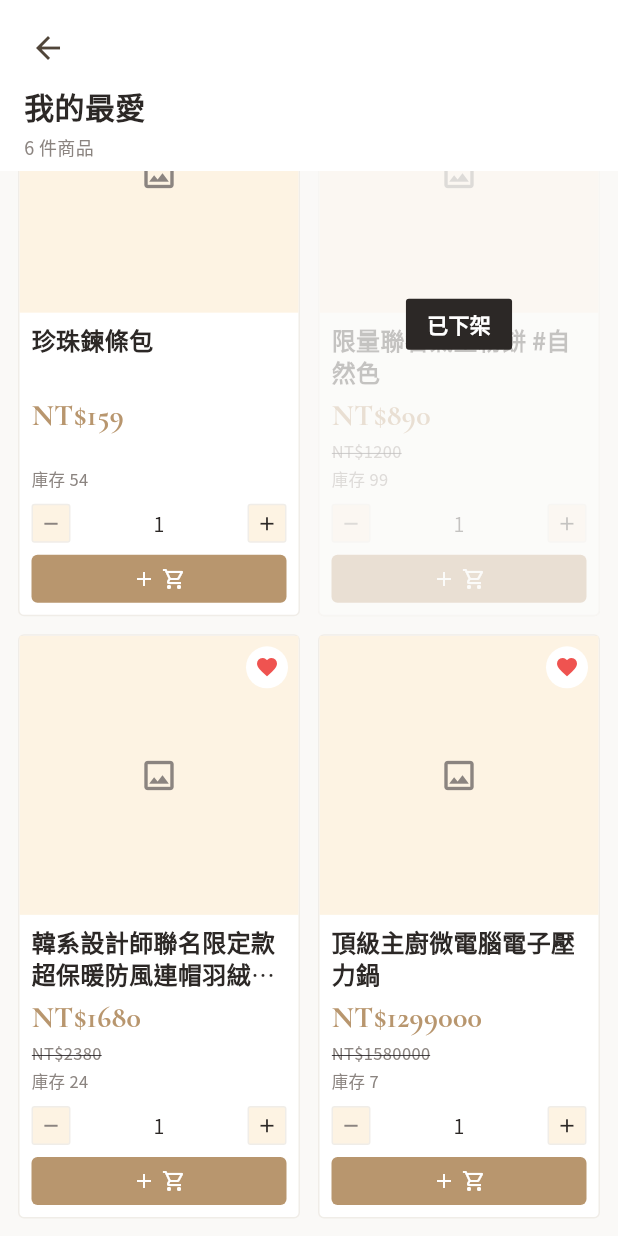
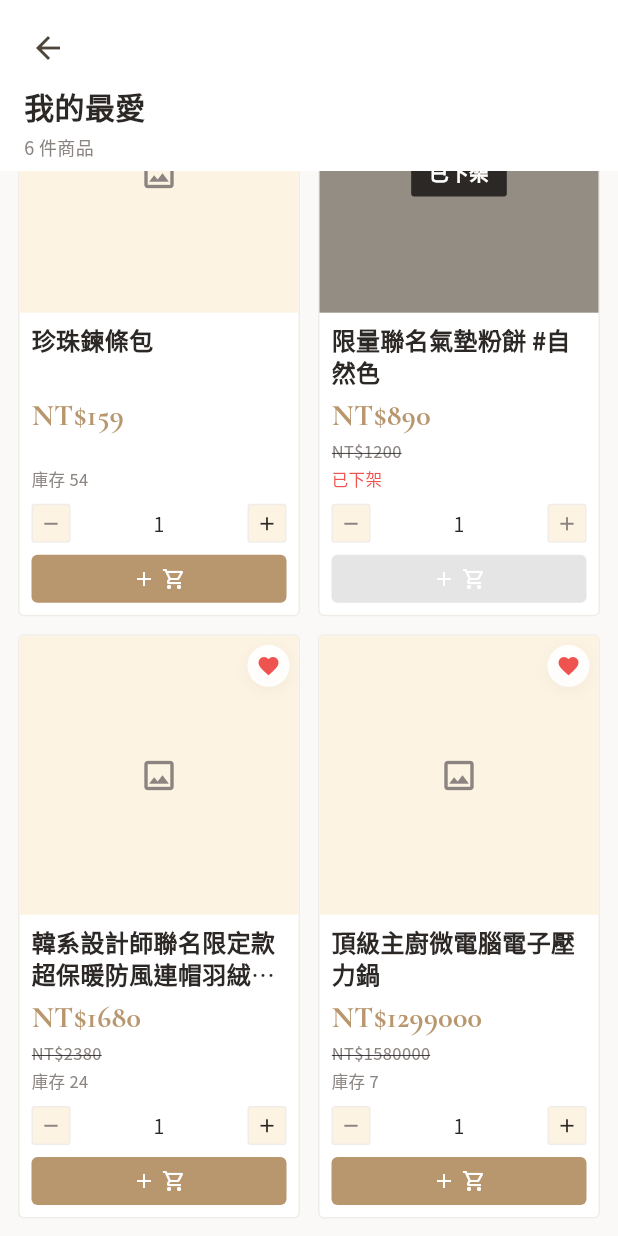
Before and after one commit to minchenlee168/xsmartlive-plus-one-prototype, a Flutter app: the FavoritesScreen screen opened by its route, scrolled down 506 dp, on a phone screen of 412 x 824 dp. Run offline on Flutter 3.47's test engine with Material 3 defaults, Android fonts, the phone set to English and light mode, and no system bars; our stand-ins replace cookie_jar, dio, dio_cookie_manager, firebase_analytics, firebase_core, flutter_riverpod and 9 more; missing offline and left inert: facebook_app_events, flutter_facebook_auth; accounts and stored records are empty; network calls fail.

Commit message:
feat: 標準卡也內建收藏愛心 + 統一全站收藏狀態（加入/移除即時同步）
- 新增 FavoritesNotifier（AsyncNotifier，單一收藏來源）：isFavorite / toggle / remove，
  取代舊 favoritesProvider(Future) + removedFavoriteIdsProvider(Set)。
- ProductCard：兩變體（standard/compact）圖片右上皆內建愛心 _heartButton，讀該狀態、
  點擊 toggle；filled=已收藏。標準卡本來沒有愛心，現在也有。
- ProductCard 新增 unavailable 參數（純 widget 參數，免 codegen）：true 時卡片蓋「已下架」
  遮罩、停用加入購物車 / 進內頁 / 數量鈕、庫存字改「已下架」，愛心仍在最上層可點。
- favorites 頁改用 FavoritesNotifier；移除外掛的 _RemoveFavButton / _DelistedOverlay，
  改由卡片內建愛心（點擊即移除）與 unavailable 參數處理下架；count 自動同步。

瀏覽器實測：商城標準卡點愛心 → 收藏頁件數+1、商品出現在最前；收藏頁點愛心 →
件數-1、即時消失；下架卡「已下架」遮罩正常、愛心仍可點移除。analyze 乾淨。

Co-Authored-By: Claude Opus 4.8 (1M context) <noreply@anthropic.com>
Claude-Session: https://claude.ai/code/session_01RSHEb8hzWZX2ZNK8XGMhKR

```diff
--- a/lib/providers/product_provider.dart
+++ b/lib/providers/product_provider.dart
@@ -435,21 +435,45 @@ final comboProvider = FutureProvider.family<Combo?, int>(
 // Kept for search screen reset; no longer drives product filtering directly.
 final selectedCategoryProvider = StateProvider<int?>((ref) => null);
 
-final favoritesProvider =
-    FutureProvider<List<FavoriteProduct>>((ref) async {
-  try {
-    return await ref.read(productRepositoryProvider).fetchFavorites();
-  } catch (_) {
-    // Web 預覽（未登入 / 無法打真實 API）→ 回退範例收藏，讓「收藏 / 追蹤」
-    // 頁有內容可預覽；真機登入後走真實 API。
-    return _sampleFavorites;
+/// 全站收藏的單一狀態來源：初始化自 API/mock，之後由各處愛心即時 toggle。
+/// 原型純前端；TODO(API): toggle 改呼叫 POST/DELETE /favorites/{id}。
+class FavoritesNotifier extends AsyncNotifier<List<FavoriteProduct>> {
+  @override
+  Future<List<FavoriteProduct>> build() async {
+    try {
+      return await ref.read(productRepositoryProvider).fetchFavorites();
+    } catch (_) {
+      // Web 預覽（未登入 / 無法打真實 API）→ 回退範例收藏。
+      return _sampleFavorites;
+    }
   }
-});
 
-/// 本地端「已取消收藏」的商品 id（原型：點愛心即時從我的最愛移除，不改後端）。
-/// TODO(API): 改為呼叫 DELETE /favorites/{id} 並 invalidate favoritesProvider。
-final removedFavoriteIdsProvider =
-    StateProvider<Set<String>>((ref) => <String>{});
+  bool isFavorite(String id) =>
+      (state.valueOrNull ?? const []).any((f) => f.product.id == id);
+
+  /// 加入 / 移除收藏。加入時放到最前面，讓使用者一眼看到。
+  void toggle(Product product, {String streamer = '直播精選'}) {
+    final cur = state.valueOrNull ?? const <FavoriteProduct>[];
+    if (isFavorite(product.id)) {
+      state = AsyncData(
+          cur.where((f) => f.product.id != product.id).toList());
+    } else {
+      state = AsyncData([
+        FavoriteProduct(product: product, streamer: streamer),
+        ...cur,
+      ]);
+    }
+  }
+
+  void remove(String id) {
+    final cur = state.valueOrNull ?? const <FavoriteProduct>[];
+    state = AsyncData(cur.where((f) => f.product.id != id).toList());
+  }
+}
+
+final favoritesNotifierProvider =
+    AsyncNotifierProvider<FavoritesNotifier, List<FavoriteProduct>>(
+        FavoritesNotifier.new);
 
 const List<FavoriteProduct> _sampleFavorites = [
   FavoriteProduct(
--- a/lib/screens/favorites/favorites_screen.dart
+++ b/lib/screens/favorites/favorites_screen.dart
@@ -10,7 +10,7 @@ class FavoritesScreen extends ConsumerWidget {
 
   @override
   Widget build(BuildContext context, WidgetRef ref) {
-    final favAsync = ref.watch(favoritesProvider);
+    final favAsync = ref.watch(favoritesNotifierProvider);
     final appTheme = context.appTheme;
 
     return Scaffold(
@@ -21,12 +21,7 @@ class FavoritesScreen extends ConsumerWidget {
             child: Text('載入失敗：$e',
                 style: TextStyle(color: appTheme.fgMuted))),
         data: (favorites) {
-          // 濾掉本地已取消收藏的項目（點愛心即時移除）。
-          final removed = ref.watch(removedFavoriteIdsProvider);
-          final visible = favorites
-              .where((f) => !removed.contains(f.product.id))
-              .toList();
-          if (visible.isEmpty) {
+          if (favorites.isEmpty) {
             return Column(
               children: [
                 _Header(count: 0, showCount: false),
@@ -51,11 +46,11 @@ class FavoritesScreen extends ConsumerWidget {
               ],
             );
           }
-          // 收藏卡改用共用「標準商品卡」ProductCard，與全站商品卡樣式一致；
-          // 右上疊一顆愛心作為「移除收藏」入口（點擊即時移除）。
+          // 收藏卡即共用「標準商品卡」ProductCard：右上內建愛心（點擊即取消收藏、
+          // 即時移除），已下架商品傳 unavailable 由卡片自己蓋「已下架」遮罩。
           return Column(
             children: [
-              _Header(count: visible.length, showCount: true),
+              _Header(count: favorites.length, showCount: true),
               Expanded(
                 child: LayoutBuilder(
                   builder: (context, constraints) {
@@ -70,39 +65,20 @@ class FavoritesScreen extends ConsumerWidget {
                         spacing: spacing,
                         runSpacing: spacing,
                         children: [
-                          for (final fav in visible)
+                          for (final fav in favorites)
                             SizedBox(
                               width: cardW,
-                              child: Stack(
-                                children: [
-                                  ProductCard(
+                              child: ProductCard(
                                 variant: ProductCardVariant.standard,
                                 product: fav.product,
-                                    // 下架品由遮罩表達不可購買，給正庫存避免又顯示「已售完」。
+                                unavailable: kDelistedFavoriteIds
+                                    .contains(fav.product.id),
+                                // 下架品由 unavailable 表達不可購買，給正庫存
+                                // 避免又顯示「已售完」。
                                 stock: kDelistedFavoriteIds
                                         .contains(fav.product.id)
                                     ? 99
                                     : previewStockFor(fav.product),
-                                  ),
-                                  // 已下架：蓋遮罩、吸收點擊（不可加入購物車 / 進內頁）。
-                                  if (kDelistedFavoriteIds
-                                      .contains(fav.product.id))
-                                    const Positioned.fill(
-                                      child: _DelistedOverlay(),
-                                    ),
-                                  // 愛心置於最上層，下架商品仍可移除收藏。
-                                  Positioned(
-                                    top: appTheme.spacingSm,
-                                    right: appTheme.spacingSm,
-                                    child: _RemoveFavButton(
-                                      onTap: () => ref
-                                          .read(removedFavoriteIdsProvider
-                                              .notifier)
-                                          .update((s) =>
-                                              {...s, fav.product.id}),
-                                    ),
-                                  ),
-                                ],
                               ),
                             ),
                         ],
@@ -114,64 +90,6 @@ class FavoritesScreen extends ConsumerWidget {
             ],
           );
         },
-      ),
-    );
-  }
-}
-
-/// 已下架遮罩：覆蓋整張卡、置中顯示「已下架」，並吸收點擊（不可購買 / 進內頁）。
-class _DelistedOverlay extends StatelessWidget {
-  const _DelistedOverlay();
-
-  @override
-  Widget build(BuildContext context) {
-    final appTheme = context.appTheme;
-    return GestureDetector(
-      onTap: () {},
-      child: DecoratedBox(
-        decoration: BoxDecoration(
-          color: appTheme.bg.withValues(alpha: 0.74),
-          borderRadius: BorderRadius.circular(appTheme.cardRadius),
-        ),
-        child: Center(
-          child: Container(
-            padding: const EdgeInsets.symmetric(horizontal: 14, vertical: 7),
-            decoration: BoxDecoration(
-              color: appTheme.fg,
-              borderRadius: BorderRadius.circular(appTheme.radiusSm),
-            ),
-            child: Text('已下架',
-                style: TextStyle(
-                  color: appTheme.bgElev,
-                  fontSize: 14,
-                  fontWeight: FontWeight.w700,
-                )),
-          ),
-        ),
-      ),
-    );
-  }
-}
-
-/// 收藏卡右上角的「移除收藏」愛心鈕（原型：佔位）。
-class _RemoveFavButton extends StatelessWidget {
-  const _RemoveFavButton({required this.onTap});
-  final VoidCallback onTap;
-
-  @override
-  Widget build(BuildContext context) {
-    final appTheme = context.appTheme;
-    return Material(
-      color: appTheme.bgElev,
-      shape: const CircleBorder(),
-      child: InkWell(
-        customBorder: const CircleBorder(),
-        onTap: onTap,
-        child: SizedBox(
-          width: 28,
-          height: 28,
-          child: Icon(Icons.favorite, color: appTheme.danger, size: 16),
-        ),
       ),
     );
   }
--- a/lib/widgets/product_card.dart
+++ b/lib/widgets/product_card.dart
@@ -54,6 +54,7 @@ class ProductCard extends ConsumerStatefulWidget {
     this.stock = 0,
     this.imageAspectRatio,
     this.onAddToCart,
+    this.unavailable = false,
   });
 
   final Product product;
@@ -63,6 +64,9 @@ class ProductCard extends ConsumerStatefulWidget {
 
   /// standard 變體使用的庫存數。
   final int stock;
+
+  /// true = 已下架：卡片蓋「已下架」遮罩、停用加入購物車 / 進內頁；愛心仍可點。
+  final bool unavailable;
 
   /// standard 變體選填：圖片長寬比（例如 1.0 = 方形，對照設計稿的網格）。
   /// null 時圖片用固定 1:1 方形（首頁 / 主題館橫向列）。
@@ -84,7 +88,6 @@ class _ProductCardState extends ConsumerState<ProductCard>
   // 精簡卡狀態
   final _addBtnKey = GlobalKey();
   late final AnimationController _pulseCtrl;
-  bool _favLocal = false;
   bool _adding = false;
 
   @override
@@ -116,11 +119,60 @@ class _ProductCardState extends ConsumerState<ProductCard>
   // 標準卡
   // ---------------------------------------------------------------------------
 
+  /// 收藏愛心（白底圓 + 實心/空心）；點擊 toggle 我的最愛。兩變體共用。
+  Widget _heartButton(AppThemeExtension appTheme) {
+    final favs = ref.watch(favoritesNotifierProvider).valueOrNull;
+    final isFav =
+        favs?.any((f) => f.product.id == widget.product.id) ?? false;
+    return GestureDetector(
+      onTap: () =>
+          ref.read(favoritesNotifierProvider.notifier).toggle(widget.product),
+      child: Container(
+        width: 28,
+        height: 28,
+        decoration: BoxDecoration(
+          color: appTheme.bgElev.withValues(alpha: 0.92),
+          shape: BoxShape.circle,
+          boxShadow: appTheme.elevation1,
+        ),
+        alignment: Alignment.center,
+        child: Icon(
+          isFav ? Icons.favorite : Icons.favorite_border,
+          size: 16,
+          color: isFav ? appTheme.danger : appTheme.fgMuted,
+        ),
+      ),
+    );
+  }
+
+  /// 已下架遮罩：覆蓋圖片、置中「已下架」標。
+  Widget _delistedScrim(AppThemeExtension appTheme) {
+    return DecoratedBox(
+      decoration: BoxDecoration(color: Colors.black.withValues(alpha: 0.42)),
+      child: Center(
+        child: Container(
+          padding: const EdgeInsets.symmetric(horizontal: 12, vertical: 6),
+          decoration: BoxDecoration(
+            color: appTheme.fg,
+            borderRadius: BorderRadius.circular(appTheme.radiusSm),
+          ),
+          child: Text('已下架',
+              style: TextStyle(
+                color: appTheme.bgElev,
+                fontSize: 13,
+                fontWeight: FontWeight.w700,
+              )),
+        ),
+      ),
+    );
+  }
+
   Widget _buildStandard(BuildContext context) {
     final appTheme = context.appTheme;
     final accent = appTheme.brandPalette.tone500;
     final p = widget.product;
     final soldOut = widget.stock <= 0;
+    final blocked = widget.unavailable;
     // 任選組合商品：不顯示庫存與數量選擇（改由挑選彈窗決定），按鈕開挑選彈窗。
     final combo = comboForId(p.id);
     // 網格模式（imageAspectRatio 有值，如分類頁）採用較寬鬆、協調的比例；
@@ -166,10 +218,12 @@ class _ProductCardState extends ConsumerState<ProductCard>
         // 卡片依內容高度收合，避免在等比 grid 中被撐高留白。
         mainAxisSize: MainAxisSize.min,
         children: [
-          // 圖片（prototype 佔位）；imageAspectRatio 指定時用等比方形。
-          if (widget.imageAspectRatio != null)
+          // 圖片（prototype 佔位；imageAspectRatio 指定時用該比例，否則 1:1 方形，
+          // 與精簡卡統一）+ 右上收藏愛心 +（若已下架）遮罩。
+          Stack(
+            children: [
               AspectRatio(
-              aspectRatio: widget.imageAspectRatio!,
+                aspectRatio: widget.imageAspectRatio ?? 1,
                 child: Container(
                   width: double.infinity,
                   color: appTheme.bgSubtle,
@@ -177,19 +231,11 @@ class _ProductCardState extends ConsumerState<ProductCard>
                   child: Icon(Icons.image_outlined,
                       size: 26, color: appTheme.fgMuted),
                 ),
-            )
-          else
-            // 非網格（首頁 / 主題館）：圖片用 1:1 方形，與精簡卡（compact）
-            // 一致，讓全站商品卡圖片比例統一。不同寬度的卡片圖片皆等比例方形。
-            AspectRatio(
-              aspectRatio: 1,
-              child: Container(
-                width: double.infinity,
-                color: appTheme.bgSubtle,
-                alignment: Alignment.center,
-                child: Icon(Icons.image_outlined,
-                    size: 26, color: appTheme.fgMuted),
               ),
+              if (widget.unavailable)
+                Positioned.fill(child: _delistedScrim(appTheme)),
+              Positioned(top: 6, right: 6, child: _heartButton(appTheme)),
+            ],
           ),
           Padding(
             padding: EdgeInsets.all(grid ? appTheme.spacingMd : 8),
@@ -199,7 +245,7 @@ class _ProductCardState extends ConsumerState<ProductCard>
                 // 點名稱導向商品內頁。
                 GestureDetector(
                   behavior: HitTestBehavior.opaque,
-                  onTap: () => context.push('/product/${p.id}'),
+                  onTap: blocked ? null : () => context.push('/product/${p.id}'),
                   // 固定保留兩行高度，讓一行 / 兩行名稱的卡片等高，
                   // 橫向列不會因短名稱在底部留下多餘空白。
                   child: SizedBox(
@@ -255,10 +301,14 @@ class _ProductCardState extends ConsumerState<ProductCard>
                 if (combo == null) ...[
                   SizedBox(height: grid ? appTheme.spacingSm : 4),
                   Text(
-                    soldOut ? '已售完' : '庫存 ${widget.stock}',
+                    blocked
+                        ? '已下架'
+                        : (soldOut ? '已售完' : '庫存 ${widget.stock}'),
                     style: TextStyle(
                       fontSize: metaSize,
-                      color: soldOut ? appTheme.danger : appTheme.fgMuted,
+                      color: (blocked || soldOut)
+                          ? appTheme.danger
+                          : appTheme.fgMuted,
                     ),
                   ),
                   const SizedBox(height: 8),
@@ -266,7 +316,7 @@ class _ProductCardState extends ConsumerState<ProductCard>
                   Row(
                     children: [
                       stepBtn(Icons.remove,
-                          enabled: !soldOut && _qty > 1,
+                          enabled: !blocked && !soldOut && _qty > 1,
                           onTap: () => setState(() => _qty--)),
                       Expanded(
                         child: Text(
@@ -276,7 +326,7 @@ class _ProductCardState extends ConsumerState<ProductCard>
                         ),
                       ),
                       stepBtn(Icons.add,
-                          enabled: !soldOut && _qty < widget.stock,
+                          enabled: !blocked && !soldOut && _qty < widget.stock,
                           onTap: () => setState(() => _qty++)),
                     ],
                   ),
@@ -286,7 +336,7 @@ class _ProductCardState extends ConsumerState<ProductCard>
                   width: double.infinity,
                   height: grid ? 36 : 32,
                   child: FilledButton(
-                    onPressed: soldOut
+                    onPressed: (blocked || soldOut)
                         ? null
                         : () {
                             // 任選組合 → 開挑選組合彈窗；有規格 → 選規格彈窗；
@@ -653,29 +703,7 @@ class _ProductCardState extends ConsumerState<ProductCard>
                         ),
                       ),
                     Positioned(
-                      top: 6,
-                      right: 6,
-                      child: GestureDetector(
-                        onTap: () =>
-                            setState(() => _favLocal = !_favLocal),
-                        child: Container(
-                          width: 28,
-                          height: 28,
-                          decoration: BoxDecoration(
-                            color: Colors.white.withValues(alpha: 0.92),
-                            shape: BoxShape.circle,
-                          ),
-                          alignment: Alignment.center,
-                          child: Icon(
-                            _favLocal
-                                ? Icons.favorite
-                                : Icons.favorite_border,
-                            size: 16,
-                            color: _favLocal ? accent : appTheme.fgMuted,
-                          ),
-                        ),
-                      ),
-                    ),
+                      top: 6, right: 6, child: _heartButton(appTheme)),
                   ],
                 ),
               ),
```
Lines whose indentation alone changed are shown as unchanged.
